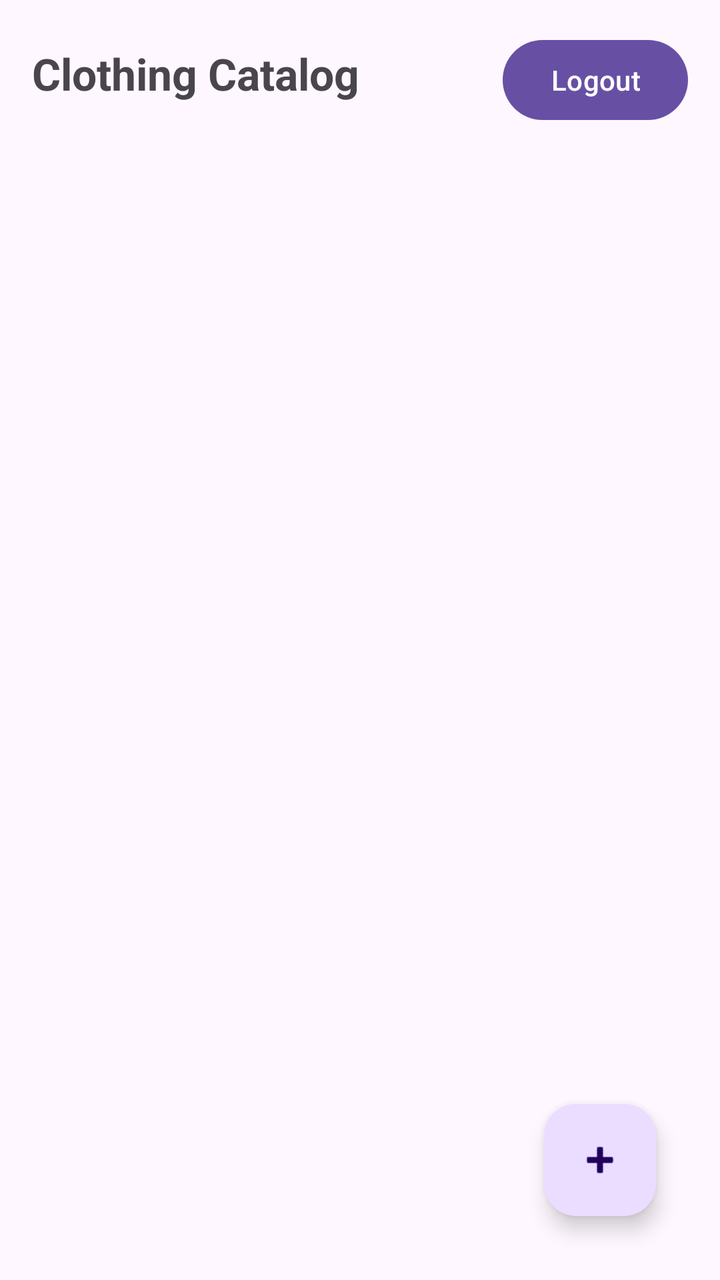
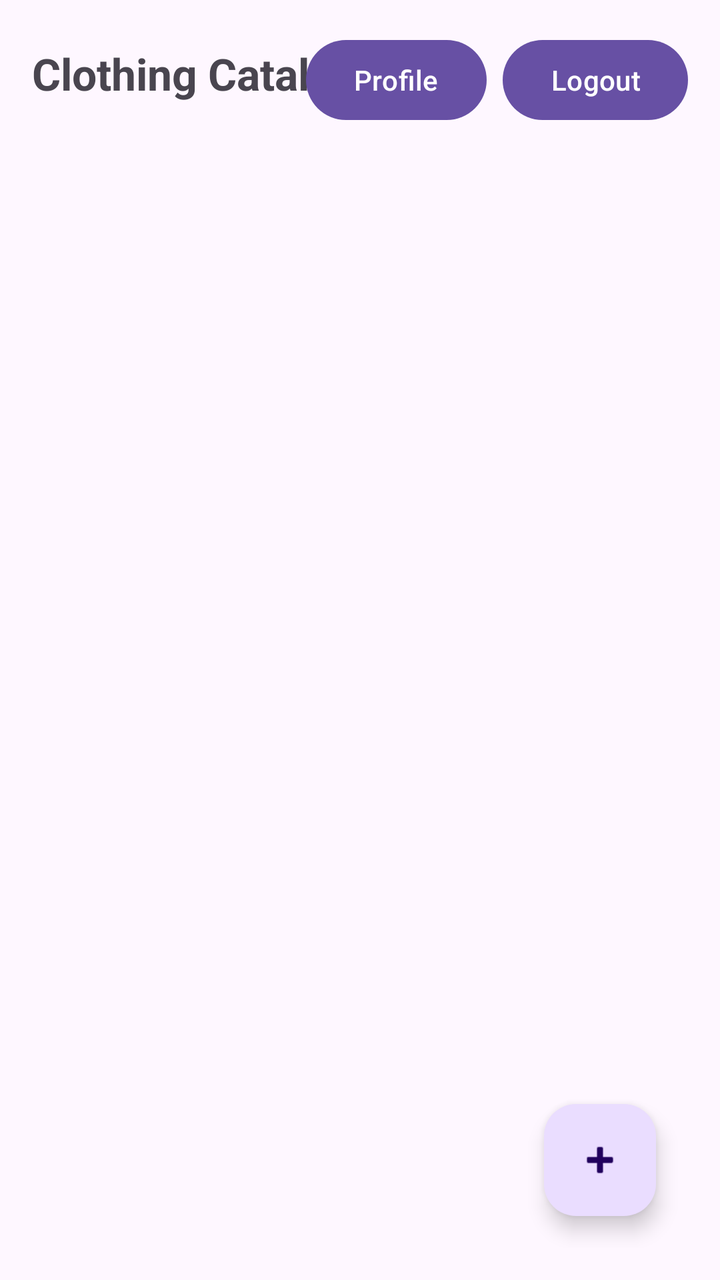

Two renders of the same Android screen: before a commit and after it. Below are the layout's source before the change and the commit's diff.
<!-- AndroidManifest.xml: application theme Theme.Vestiaire -->
<!-- res/layout/activity_main.xml -->
<?xml version="1.0" encoding="utf-8"?>
<RelativeLayout xmlns:android="http://schemas.android.com/apk/res/android"
    android:layout_width="match_parent"
    android:layout_height="match_parent"
    android:padding="16dp">

    <Button
        android:id="@+id/btnLogout"
        android:layout_width="wrap_content"
        android:layout_height="wrap_content"
        android:layout_alignParentEnd="true"
        android:text="Logout" />

    <TextView
        android:id="@+id/tvTitle"
        android:layout_width="wrap_content"
        android:layout_height="wrap_content"
        android:layout_alignParentStart="true"
        android:layout_alignBaseline="@+id/btnLogout"
        android:text="Clothing Catalog"
        android:textSize="22sp"
        android:textStyle="bold" />

    <androidx.recyclerview.widget.RecyclerView
        android:id="@+id/rvClothing"
        android:layout_width="match_parent"
        android:layout_height="match_parent"
        android:layout_below="@+id/btnLogout"
        android:layout_marginTop="16dp" />

    <com.google.android.material.floatingactionbutton.FloatingActionButton
        android:id="@+id/fabAdd"
        android:layout_width="wrap_content"
        android:layout_height="wrap_content"
        android:layout_alignParentEnd="true"
        android:layout_alignParentBottom="true"
        android:layout_margin="16dp"
        android:src="@android:drawable/ic_input_add" />

</RelativeLayout>
<!-- resources referenced by this layout -->
<resources>
  <style name="Theme.Vestiaire" parent="Base.Theme.Vestiaire" />
  <style name="Base.Theme.Vestiaire" parent="Theme.Material3.DayNight.NoActionBar">
          
          
      </style>
</resources>

<!-- the commit's change to res/layout/activity_main.xml (unified diff, before → after) -->
@@ -3,13 +3,6 @@
     android:layout_width="match_parent"
     android:layout_height="match_parent"
     android:padding="16dp">
-
-    <Button
-        android:id="@+id/btnLogout"
-        android:layout_width="wrap_content"
-        android:layout_height="wrap_content"
-        android:layout_alignParentEnd="true"
-        android:text="Logout" />
 
     <TextView
         android:id="@+id/tvTitle"
@@ -20,6 +13,21 @@
         android:text="Clothing Catalog"
         android:textSize="22sp"
         android:textStyle="bold" />
+
+    <Button
+        android:id="@+id/btnProfile"
+        android:layout_width="wrap_content"
+        android:layout_height="wrap_content"
+        android:layout_toStartOf="@id/btnLogout"
+        android:layout_marginEnd="8dp"
+        android:text="Profile" />
+
+    <Button
+        android:id="@+id/btnLogout"
+        android:layout_width="wrap_content"
+        android:layout_height="wrap_content"
+        android:layout_alignParentEnd="true"
+        android:text="Logout" />
 
     <androidx.recyclerview.widget.RecyclerView
         android:id="@+id/rvClothing"
